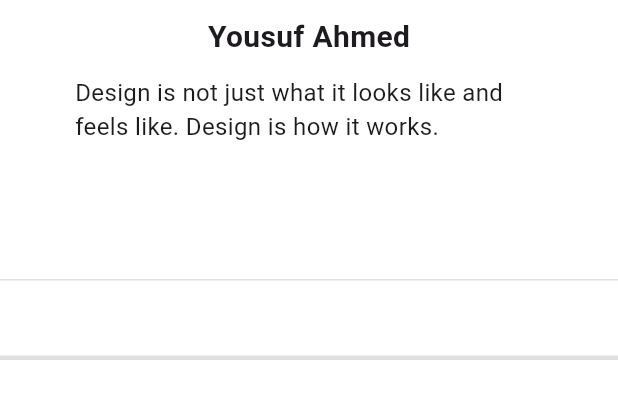
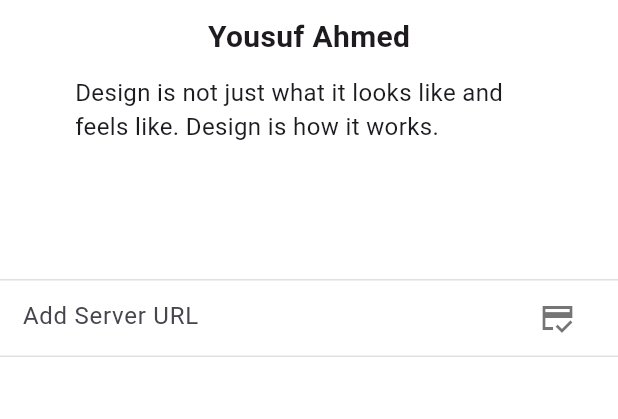
Before and after one commit to yousuf-4594/Image-Inpainting-App, a Flutter app: the settings_screen screen opened directly, on a phone screen of 412 x 824 dp, the part 309-728 px from its top. Run offline on Flutter 3.47's test engine with Material 3 defaults, Android fonts, the phone set to English and light mode, and no system bars; our stand-ins replace camera, image_gallery_saver, image_picker, shimmer; network calls fail.

```diff
--- a/lib/screens/settings_screen.dart
+++ b/lib/screens/settings_screen.dart
@@ -10,6 +10,7 @@ class settings_screen extends StatefulWidget {
 class _settings_screen extends State<settings_screen> {
   late TextEditingController _textEditingController;
   late String _url = "";
+  bool _isOk = true;
 
   @override
   void initState() {
@@ -94,16 +95,18 @@ class _settings_screen extends State<settings_screen> {
               ),
               SizedBox(height: 90),
               Divider(color: Colors.black12, height: 1),
-              Padding(
-                padding: const EdgeInsets.only(left: 10, right: 10),
+              Row(
+                children: [
+                  Container(
+                    padding: const EdgeInsets.only(left: 15, right: 15),
                     child: SizedBox(
                       height: 50,
-                  width: MediaQuery.of(context).size.width,
-                  child: TextField(controller: _textEditingController,
+                      width: MediaQuery.of(context).size.width * 0.8,
+                      child: TextField(
+                        controller: _textEditingController,
                         decoration: InputDecoration(
-                      // hintText: "IP address 1...",
+                          hintText: "Add Server URL",
                           border: InputBorder.none,
-
                         ),
                         onChanged: (text) {
                           SharedVariables.setURL(text);
@@ -111,21 +114,9 @@ class _settings_screen extends State<settings_screen> {
                       ),
                     ),
                   ),
-              Divider(color: Colors.black12, height: 1),
-              Divider(color: Colors.black12, height: 1),
-              // GestureDetector(
-              //   onTap: () {
-              //     print("save information");
-              //   },
-              //   child: Container(
-              //     height: 50,
-              //     child: Center(
-              //         child: Text(
-              //       "Save information",
-              //     )),
-              //     decoration: BoxDecoration(color: Colors.black12),
-              //   ),
-              // ),
+                  Icon(Icons.credit_score_sharp, color: Colors.black54)
+                ],
+              ),
               Divider(color: Colors.black12, height: 1),
             ],
           ),
```
Also changed, not shown: lib/screens/ai_screen.dart (+9 -154 lines), lib/screens/home_screen.dart (+61 -19 lines). Lines whose indentation alone changed are shown as unchanged.
